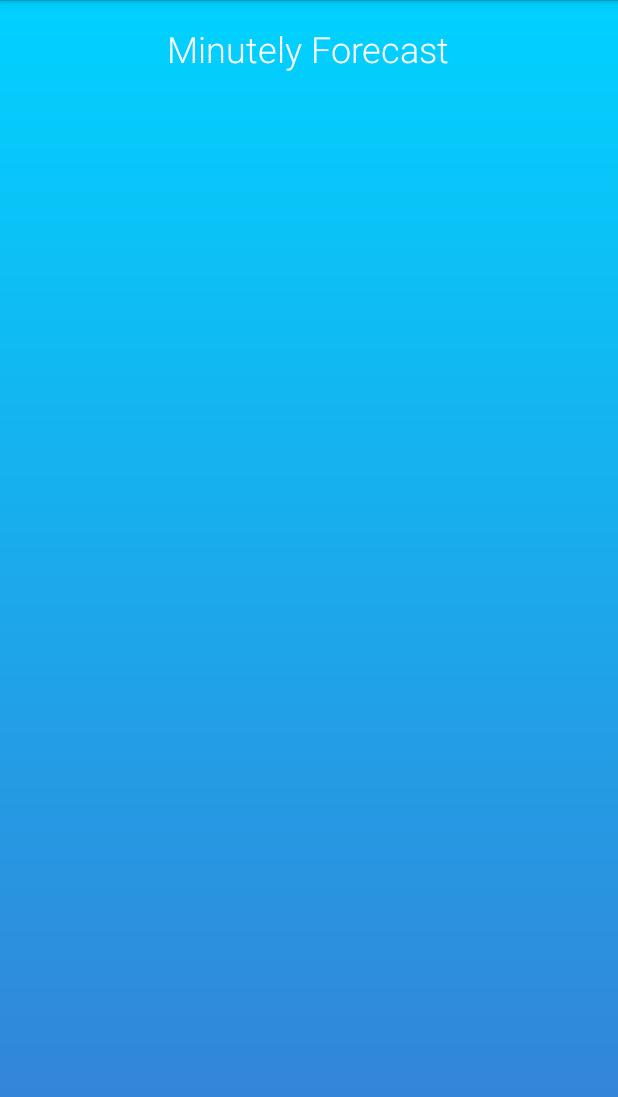
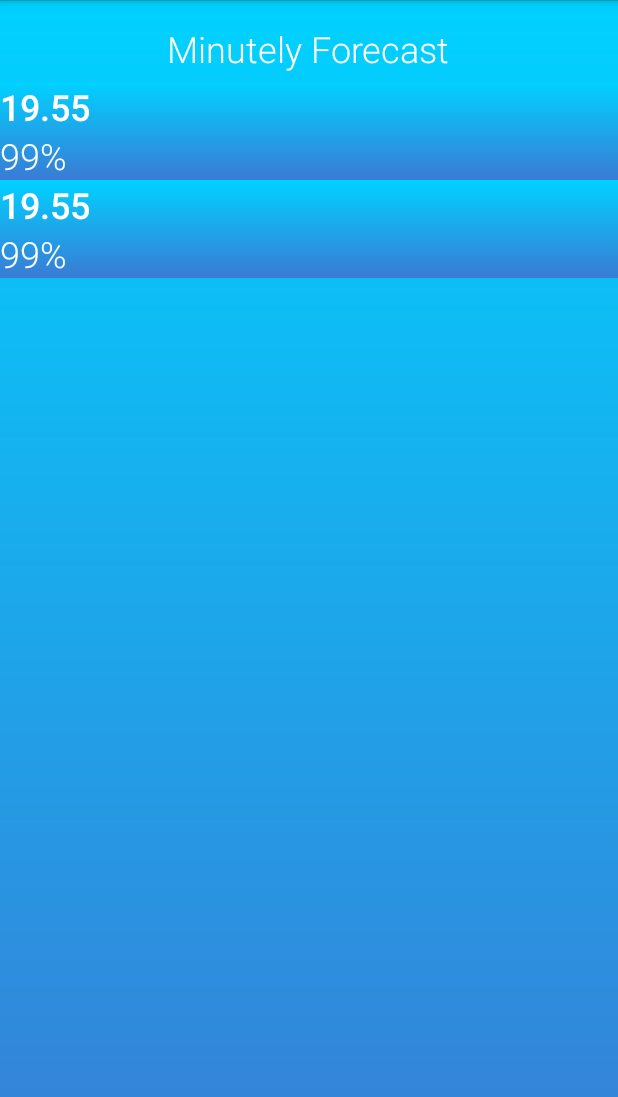
Before and after one commit to JesusJaimeCano/ColorWeather, an Android app: the MinutelyWeatherActivity screen opened directly, with no data from a screen before it, on a phone screen of 412 x 824 dp. Shown: the top 1097 px of the screen. Run offline under Robolectric (Android 15) with nearby library versions, the phone set to English and light mode, and no system bars; our stand-ins replace ButterKnife; network calls fail.

Commit message:
No se en que me quede jajajja

```diff
--- /dev/null
+++ b/app/src/main/java/com/example/jesus/colorweather/Adapters/MinutelyWeatherAdapter.java
@@ -0,0 +1,71 @@
+package com.example.jesus.colorweather.Adapters;
+
+import android.content.Context;
+import android.support.v7.widget.RecyclerView;
+import android.view.LayoutInflater;
+import android.view.View;
+import android.view.ViewGroup;
+import android.widget.TextView;
+
+import com.example.jesus.colorweather.Minute;
+import com.example.jesus.colorweather.R;
+
+import java.util.ArrayList;
+
+/**
+ * Created by Jesus on 05/12/2017.
+ */
+
+public class MinutelyWeatherAdapter extends RecyclerView.Adapter{
+
+    Context context;
+    ArrayList<Minute> minutes;
+
+    public MinutelyWeatherAdapter(Context context, ArrayList<Minute> minutes){
+        this.context =  context;
+        this.minutes =  minutes;
+    }
+
+
+    @Override
+    public RecyclerView.ViewHolder onCreateViewHolder(ViewGroup parent, int viewType) {
+
+        View view = LayoutInflater.from(context).inflate(R.layout.minutely_list_item,parent,false);
+
+        MinuteViewHolder minuteViewHolder = new MinuteViewHolder(view);
+
+        return minuteViewHolder;
+    }
+
+    @Override
+    public void onBindViewHolder(RecyclerView.ViewHolder holder, int position) {
+        ((MinuteViewHolder)holder).onBind(position);
+    }
+
+    @Override
+    public int getItemCount() {
+        return minutes.size();
+    }
+
+    class MinuteViewHolder extends RecyclerView.ViewHolder{
+
+        TextView titleTextView;
+        TextView rainProbabilityTextView;
+
+        public MinuteViewHolder(View itemView) {
+            super(itemView);
+
+            titleTextView = itemView.findViewById(R.id.minutelyTitleTextView);
+            rainProbabilityTextView = itemView.findViewById(R.id.rainProbabilityTextView);
+        }
+
+        public void onBind(int position){
+            //Con base en esta posicion es como vamos a updatear las vistas
+
+            Minute minute = minutes.get(position);
+
+            titleTextView.setText(minute.getTitle());
+            rainProbabilityTextView.setText(minute.getRainProbability()) ;
+        }
+    }
+}
--- /dev/null
+++ b/app/src/main/java/com/example/jesus/colorweather/Minute.java
@@ -0,0 +1,29 @@
+package com.example.jesus.colorweather;
+
+/**
+ * Created by Jesus on 05/12/2017.
+ */
+
+public class Minute {
+
+    private String Title;
+    private String rainProbability;
+
+    public String getTitle() {
+        return Title;
+    }
+
+    public void setTitle(String title) {
+        Title = title;
+    }
+
+    public String getRainProbability() {
+        return rainProbability;
+    }
+
+    public void setRainProbability(String rainProbability) {
+        this.rainProbability = rainProbability;
+    }
+
+
+}
--- a/app/src/main/java/com/example/jesus/colorweather/MinutelyWeatherActivity.java
+++ b/app/src/main/java/com/example/jesus/colorweather/MinutelyWeatherActivity.java
@@ -1,13 +1,55 @@
 package com.example.jesus.colorweather;
 
 import android.app.Activity;
+import android.content.Context;
 import android.os.Bundle;
+import android.support.v7.widget.LinearLayoutManager;
+import android.support.v7.widget.RecyclerView;
+
+import com.example.jesus.colorweather.Adapters.MinutelyWeatherAdapter;
+
+import java.util.ArrayList;
+
+import butterknife.BindView;
+import butterknife.ButterKnife;
 
 public class MinutelyWeatherActivity extends Activity {
+
+    @BindView(R.id.minutelyRecyclerView)
+    RecyclerView minutelyRecyclerView;
 
     @Override
     protected void onCreate(Bundle savedInstanceState) {
         super.onCreate(savedInstanceState);
         setContentView(R.layout.activity_minutely_weather);
+
+        ButterKnife.bind(this);
+
+        ArrayList<Minute> minutes = new ArrayList<>();
+
+        Minute minute = new Minute();
+
+        minute.setTitle("19.55");
+        minute.setRainProbability("99%");
+
+        minutes.add(minute);
+
+        Minute minute2 = new Minute();
+
+        minute2.setTitle("19.55");
+        minute2.setRainProbability("99%");
+
+        minutes.add(minute2);
+
+        MinutelyWeatherAdapter minutelyWeatherAdapter = new MinutelyWeatherAdapter(this, minutes );
+
+        minutelyRecyclerView.setAdapter(minutelyWeatherAdapter);
+
+        RecyclerView.LayoutManager layoutManager = new LinearLayoutManager(this);
+
+        minutelyRecyclerView.setLayoutManager(layoutManager);
+        minutelyRecyclerView.setHasFixedSize(true);
+
+
     }
 }
--- a/app/src/main/res/layout/activity_minutely_weather.xml
+++ b/app/src/main/res/layout/activity_minutely_weather.xml
@@ -22,6 +22,8 @@
         android:layout_height="match_parent"
         android:layout_below="@+id/minutelyWeatherTextView"
         android:layout_centerHorizontal="true"
-        android:layout_marginTop="6dp" />
+        android:layout_marginTop="6dp"
+        android:id="@+id/minutelyRecyclerView"/>
+
 
 </RelativeLayout>
--- a/app/src/main/res/layout/minutely_list_item.xml
+++ b/app/src/main/res/layout/minutely_list_item.xml
@@ -1,6 +1,22 @@
 <?xml version="1.0" encoding="utf-8"?>
 <LinearLayout xmlns:android="http://schemas.android.com/apk/res/android"
+    xmlns:tools="http://schemas.android.com/tools"
     android:orientation="vertical" android:layout_width="match_parent"
-    android:layout_height="match_parent">
+    android:layout_height="wrap_content"
+    android:background="@drawable/bg_gradient_blue">
 
+    <TextView
+        style="@style/mainFront"
+        android:id="@+id/minutelyTitleTextView"
+        android:layout_width="match_parent"
+        android:layout_height="wrap_content"
+        tools:text="19:35"
+        android:textStyle="bold"/>
+
+    <TextView
+        style="@style/mainFront"
+        android:id="@+id/rainProbabilityTextView"
+        android:layout_width="match_parent"
+        android:layout_height="wrap_content"
+        tools:text="Rain Probability" />
 </LinearLayout>
```
